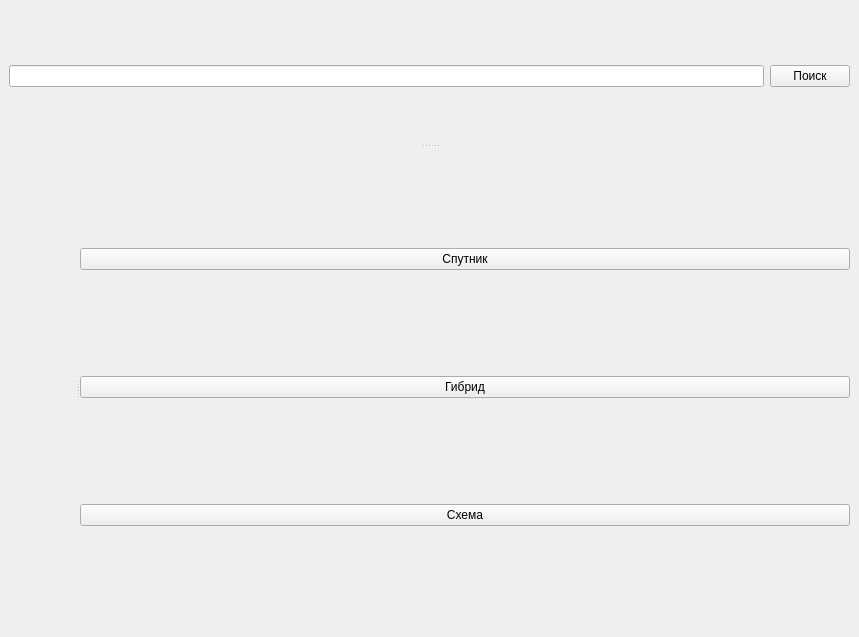
Above: window.ui from JeeEssEm/mega_map before the change. Below: the same form after it.
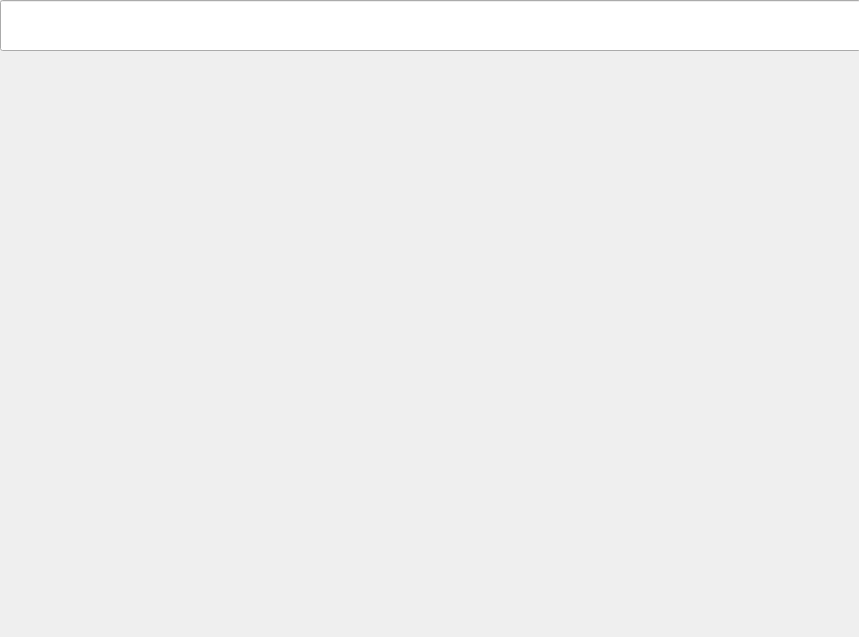
That is the form after the change.

Commit message: visual upgrade

```diff
--- a/window.ui
+++ b/window.ui
@@ -28,64 +28,19 @@
      <string/>
     </property>
    </widget>
-   <layout class="QVBoxLayout" name="verticalLayout_2">
-    <item>
-     <widget class="QSplitter" name="splitter_2">
-      <property name="orientation">
-       <enum>Qt::Vertical</enum>
-      </property>
-      <widget class="QWidget" name="">
-       <layout class="QHBoxLayout" name="horizontalLayout_2">
-        <item>
-         <widget class="QLineEdit" name="search_line"/>
-        </item>
-        <item>
-         <widget class="QPushButton" name="search">
-          <property name="text">
-           <string>Поиск</string>
-          </property>
-         </widget>
-        </item>
-       </layout>
-      </widget>
-      <widget class="QSplitter" name="splitter">
-       <property name="orientation">
-        <enum>Qt::Horizontal</enum>
-       </property>
-       <widget class="QLabel" name="label">
-        <property name="text">
-         <string/>
-        </property>
-       </widget>
-       <widget class="QWidget" name="verticalLayoutWidget">
-        <layout class="QVBoxLayout" name="verticalLayout">
-         <item>
-          <widget class="QPushButton" name="sattelite">
-           <property name="text">
-            <string>Спутник</string>
-           </property>
-          </widget>
-         </item>
-         <item>
-          <widget class="QPushButton" name="Hybrid">
-           <property name="text">
-            <string>Гибрид</string>
-           </property>
-          </widget>
-         </item>
-         <item>
-          <widget class="QPushButton" name="schema">
-           <property name="text">
-            <string>Схема</string>
-           </property>
-          </widget>
-         </item>
-        </layout>
-       </widget>
-      </widget>
-     </widget>
-    </item>
-   </layout>
+   <widget class="QLineEdit" name="search_le">
+    <property name="geometry">
+     <rect>
+      <x>0</x>
+      <y>0</y>
+      <width>861</width>
+      <height>51</height>
+     </rect>
+    </property>
+    <property name="styleSheet">
+     <string notr="true">color: rgb(85, 255, 0);</string>
+    </property>
+   </widget>
   </widget>
  </widget>
  <resources/>
```
Left out of the diff: 3 changed lines with no effect on the pictures. The commit also changes 2 other files.
